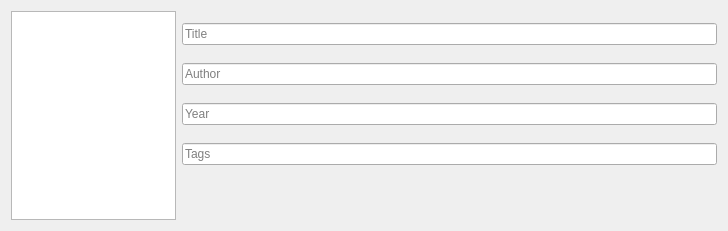
Qt form resources/raw/metadata.ui (BasioMeusPuga/Lector) before a commit.
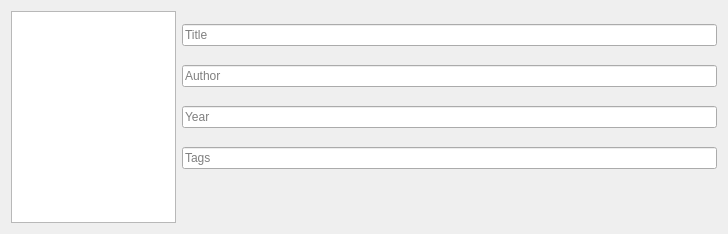
The same form after that commit. Icons and pictures are not drawn.

Commit message: Begin color management for metadata dialog.

```diff
--- a/resources/raw/metadata.ui
+++ b/resources/raw/metadata.ui
@@ -7,7 +7,7 @@
     <x>0</x>
     <y>0</y>
     <width>728</width>
-    <height>231</height>
+    <height>234</height>
    </rect>
   </property>
   <property name="sizePolicy">
```
Left out of the diff: 20 changed lines with no effect on the pictures. The commit also changes 5 other files.
